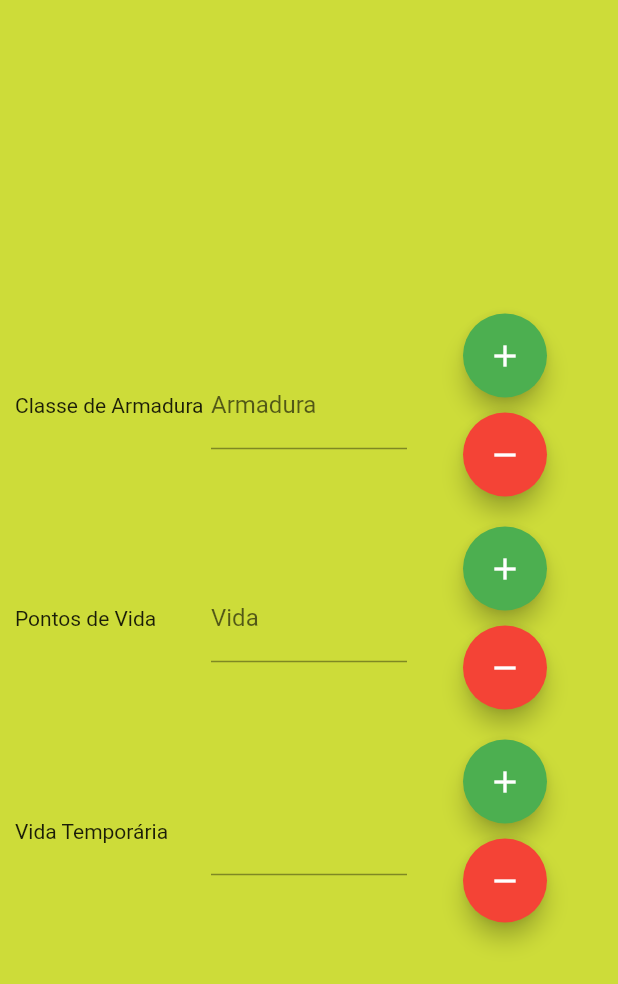
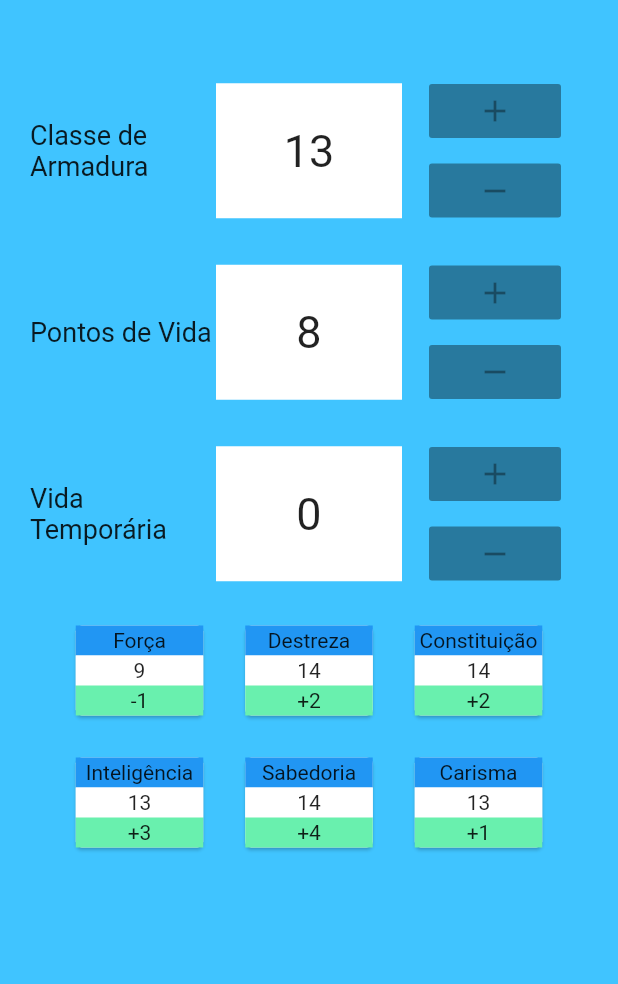
Before and after one commit to isachristine/FacilitadorRPG, a Flutter app: the screen it shows after launch, on a phone screen of 412 x 824 dp. Shown: the top 984 px of the screen. Run offline on Flutter 3.47's test engine with Material 2 defaults, Android fonts, the phone set to English and light mode, and no system bars.

Commit message:
Esqueleto do app, sem funcionalidades no momento.

```diff
--- a/lib/main.dart
+++ b/lib/main.dart
@@ -1,5 +1,6 @@
 import 'package:flutter/material.dart';
-import 'package:facilitadoraventurabs/status_widget.dart';
+import 'status_widget.dart';
+import 'modifier_widget.dart';
 
 void main() {
   runApp(MyApp());
@@ -24,14 +25,32 @@ class _PlayerPageState extends State<PlayerPage> {
   @override
   Widget build(BuildContext context) {
     return Scaffold(
-      backgroundColor: Colors.lime,
-      body: Column(
-        mainAxisAlignment: MainAxisAlignment.center,
-        children: <Widget>[
-          StatusCard('Classe de Armadura', 'Armadura'),
-          StatusCard('Pontos de Vida', 'Vida'),
-          StatusCard('Vida Temporária', ' '),
-        ],
+      backgroundColor: Colors.lightBlueAccent,
+      body: SingleChildScrollView(
+        padding: EdgeInsets.fromLTRB(10, 40, 10, 25),
+        child: Column(
+          children: <Widget>[
+            StatusCard('Classe de Armadura', 'Armadura', '13'),
+            StatusCard('Pontos de Vida', 'Vida', '8'),
+            StatusCard('Vida Temporária', ' ', '0'),
+            Row(
+              mainAxisAlignment: MainAxisAlignment.center,
+              children: <Widget>[
+                ModifierCard('Força', '9', '-1'),
+                ModifierCard('Destreza', '14', '+2'),
+                ModifierCard('Constituição', '14', '+2')
+              ],
+            ),
+            Row(
+              mainAxisAlignment: MainAxisAlignment.center,
+              children: <Widget>[
+                ModifierCard('Inteligência', '13', '+3'),
+                ModifierCard('Sabedoria', '14', '+4'),
+                ModifierCard('Carisma', '13', '+1')
+              ],
+            ),
+          ],
+        ),
       ),
     );
   }
--- /dev/null
+++ b/lib/modifier_widget.dart
@@ -0,0 +1,53 @@
+import 'package:flutter/material.dart';
+
+class ModifierCard extends StatelessWidget {
+  final String title;
+  final String points;
+  final String resistance;
+
+  ModifierCard(this.title, this.points, this.resistance);
+
+
+  @override
+  Widget build(BuildContext context) {
+    return Padding(
+      padding: EdgeInsets.all(10),
+      child: Card(
+        child: Column(
+          children: <Widget>[
+            Container(
+              // Título do modificador
+              alignment: Alignment.center,
+              height: 20,
+              width: 85,
+              decoration: BoxDecoration(
+                color: Colors.blue,
+              ),
+              child: Text(title),
+            ),
+            Container(
+              // Mostra os pontos dos modificadores
+              alignment: Alignment.center,
+              height: 20,
+              width: 85,
+              decoration: BoxDecoration(
+                color: Colors.white,
+              ),
+              child: Text(points),
+            ),
+            Container(
+              // Mostra o teste de resistência do modificador
+              alignment: Alignment.center,
+              height: 20,
+              width: 85,
+              decoration: BoxDecoration(
+                color: Colors.greenAccent,
+              ),
+              child: Text(resistance),
+            ),
+          ],
+        ),
+      ),
+    );
+  }
+}
--- a/lib/status_widget.dart
+++ b/lib/status_widget.dart
@@ -4,39 +4,48 @@ import 'package:flutter/material.dart';
 class StatusCard extends StatelessWidget {
   final String title;
   final String subtitle;
+  final String points;
 
-  StatusCard(this.title, this.subtitle);
+  StatusCard(this.title, this.subtitle, this.points);
 
   @override
   Widget build(BuildContext context) {
     return Padding(
       padding: EdgeInsets.all(10),
       child: Row(
-        mainAxisAlignment: MainAxisAlignment.spaceBetween,
-          children: <Widget>[
+        crossAxisAlignment: CrossAxisAlignment.center,
+         children: <Widget>[
             Expanded(
               child: Container(
-                child: Text(title),
+                child: Text(title,
+                style: TextStyle(
+                  fontSize: 18,
+                ),
+                ),
               ),
             ),
             Expanded(
-              child: TextFormField(
-                decoration: InputDecoration(
-                  labelText: subtitle,
+              child: Container(
+                height: 90,
+                width: 20,
+                color: Colors.white,
+                alignment: Alignment.center,
+                child: Text(points,
+                  style: TextStyle(
+                    fontSize: 30,
+                  ),
                 ),
               ),
             ),
             Expanded(
               child: Column(
                 children: <Widget>[
-                  FloatingActionButton(
-                    backgroundColor: Colors.green,
+                  RaisedButton(
                     child: Icon(Icons.add),
                     onPressed: null,
                   ),
-                  SizedBox(height: 10,),
-                  FloatingActionButton(
-                    backgroundColor: Colors.red,
+                  SizedBox(height: 5,),
+                  RaisedButton(
                     child: Icon(Icons.remove),
                     onPressed: null,
                   ),
```
Also changed, not shown: 1 other file.
